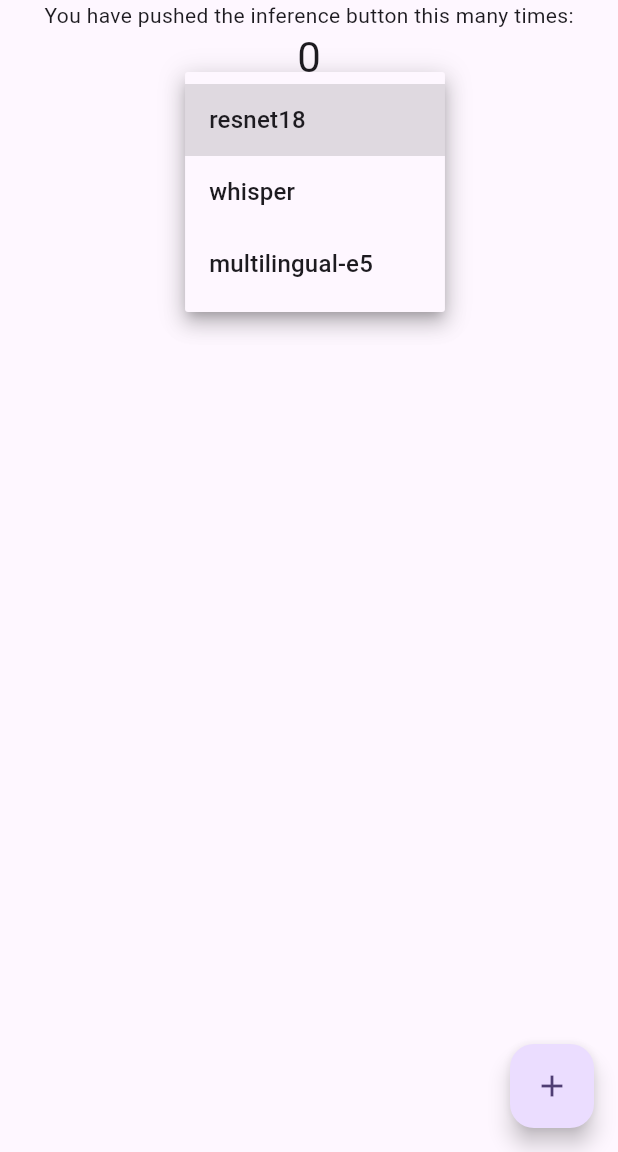
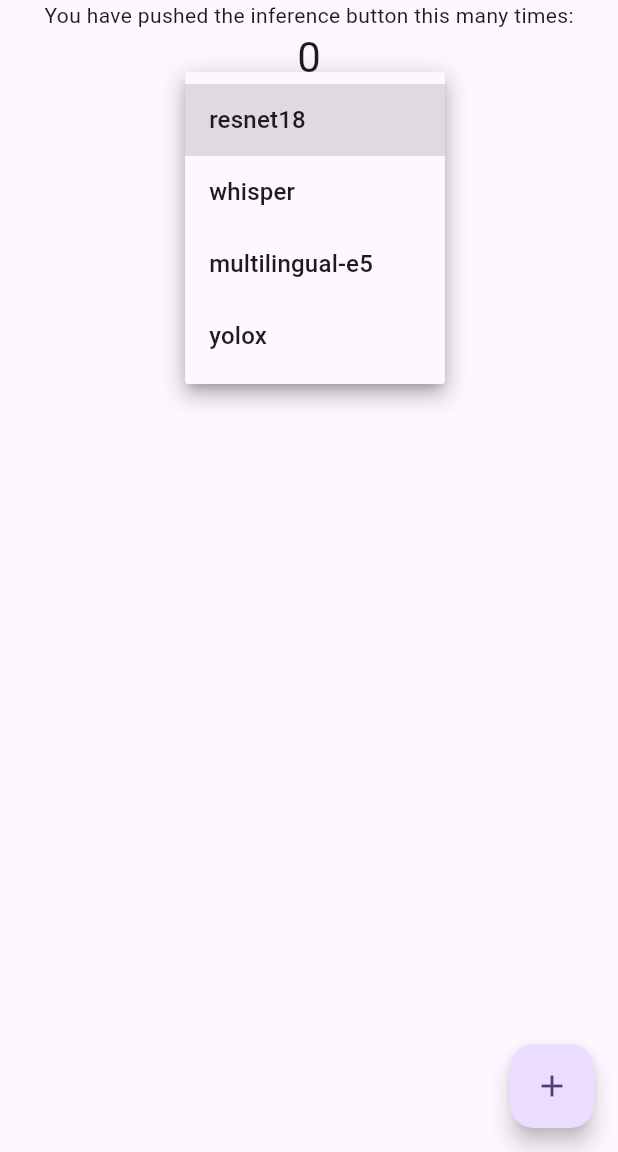
Before and after one commit to axinc-ai/ailia-models-flutter, a Flutter app: the screen it shows after launch, after a tap on "resnet18", on a phone screen of 412 x 824 dp, the part 84-1236 px from its top. Run offline on Flutter 3.47's test engine with Material 3 defaults, Android fonts, the phone set to English and light mode, and no system bars; missing offline and left inert: ailia, ailia_speech, ailia_tokenizer, wav.

Commit message:
Added yolox

```diff
--- a/lib/audio_processing/whisper.dart
+++ b/lib/audio_processing/whisper.dart
@@ -13,8 +13,8 @@ class AudioProcessingWhisper {
   void _intermediateCallback(String text){
   }
 
-  Future<String> transcribe(Wav wav, File onnx_encoder_file, File onnx_decoder_file) async{
-    _ailiaSpeechModel.create(false, false, ailia_speech_dart.AILIA_ENVIRONMENT_ID_AUTO);
+  Future<String> transcribe(Wav wav, File onnx_encoder_file, File onnx_decoder_file, int env_id) async{
+    _ailiaSpeechModel.create(false, false, env_id);
     _ailiaSpeechModel.open(onnx_encoder_file, onnx_decoder_file, null, "auto", ailia_speech_dart.AILIA_SPEECH_MODEL_TYPE_WHISPER_MULTILINGUAL_TINY);
 
     List<double> pcm = List<double>.empty(growable: true);
--- a/lib/main.dart
+++ b/lib/main.dart
@@ -1,12 +1,16 @@
+import 'package:ailia/ailia_model.dart';
+import 'package:ailia_models_flutter/object_detection/yolox.dart';
 import 'package:flutter/material.dart';
 
 // assets
 import 'package:flutter/services.dart'; //rootBundle
+import 'package:flutter/widgets.dart';
 import 'dart:async'; //Future
 import 'package:path_provider/path_provider.dart';
 import 'package:wav/wav.dart';
 import 'dart:io';
 import 'package:ailia/ailia.dart' as ailia_dart;
+import 'package:image/image.dart' as img;
 
 // image
 import 'dart:ui' as ui;
@@ -114,6 +118,9 @@ class _MyHomePageState extends State<MyHomePage> {
     case "multilingual-e5":
       _ailiaNaturalLanguageProcessingMultilingualE5();
       break;
+    case "yolox":
+      _ailiaObjectDetectionYoloX();
+      break;
     }
   }
 
@@ -152,7 +159,7 @@ class _MyHomePageState extends State<MyHomePage> {
       downloadModel("https://storage.googleapis.com/ailia-models/whisper/decoder_tiny_fix_kv_cache.opt3.onnx", "decoder_tiny_fix_kv_cache.opt3.onnx", (onnx_decoder_file) async {
         _displayDownloadEnd();
         AudioProcessingWhisper whisper = AudioProcessingWhisper();
-        String text = await whisper.transcribe(wav, onnx_encoder_file, onnx_decoder_file);
+        String text = await whisper.transcribe(wav, onnx_encoder_file, onnx_decoder_file, ailia_dart.AILIA_ENVIRONMENT_ID_AUTO);
         setState(() {
           predict_result = text;
         });
@@ -184,6 +191,42 @@ class _MyHomePageState extends State<MyHomePage> {
     });
   }
 
+  void _ailiaObjectDetectionYoloX() async{
+    // Load image
+    ByteData imData = await rootBundle.load("assets/clock.jpg");
+    loadImageFromAssets("assets/clock.jpg").then(
+      (imageAsync) {
+        image = imageAsync;
+        setState(() { // apply to ui (call build)
+          isImageloaded = true;
+        });
+
+        // Download onnx
+        _displayDownloadBegin();
+        downloadModel("https://storage.googleapis.com/ailia-models/yolox/yolox_s.opt.onnx", "yolox_s.opt.onnx", (onnx_file) {
+            _displayDownloadEnd();
+            ObjectDetectionYoloX yolox = ObjectDetectionYoloX();
+            yolox.open(onnx_file, ailia_dart.AILIA_ENVIRONMENT_ID_AUTO);
+
+            final image = img.decodeImage(imData.buffer.asUint8List())!;
+            final width = image.width;
+            final height = image.height;
+            final imageWithoutAlpha = image.convert(numChannels: 3);
+            final buffer = imageWithoutAlpha.getBytes(order: img.ChannelOrder.rgb);
+
+            String resultSubText;
+            final res = yolox.run(buffer, width, height);
+            resultSubText = res.map((e) => "x:${e.x} y:${e.y} w:${e.w} h:${e.h} p:${e.prob} label:${yolox.category[e.category]}").join("\n");
+
+            setState(() {
+              predict_result = resultSubText;
+            });
+        });
+      }
+    );
+  }
+
+
   void _incrementCounter() {
     setState(() {
       // This call to setState tells the Flutter framework that something has
@@ -213,7 +256,7 @@ class _MyHomePageState extends State<MyHomePage> {
 
   @override
   Widget build(BuildContext context) {
-    bool isImage = isSelectedItem == 'resnet18';
+    bool isImage = isSelectedItem == 'resnet18' || isSelectedItem == 'yolox';
 
     // This method is rerun every time setState is called, for instance as done
     // by the _incrementCounter method above.
@@ -274,6 +317,10 @@ class _MyHomePageState extends State<MyHomePage> {
                   child: Text('multilingual-e5'),
                   value: 'multilingual-e5',
                 ),
+                DropdownMenuItem(
+                  child: Text('yolox'),
+                  value: 'yolox',
+                ),
               ],
               //6
               onChanged: (String? value) {
--- /dev/null
+++ b/lib/object_detection/yolox.dart
@@ -0,0 +1,136 @@
+// ailia SDKとyoloxを使用して入力された画像から物体を取得する
+
+import 'dart:io';
+import 'dart:typed_data';
+import 'package:ailia/ailia_model.dart';
+
+class ObjectDetectionYoloX {
+  bool available = false;
+  bool debug = false;
+  AiliaDetectorModel? ailiaModelImage;
+
+  List<String> category = [
+    "person",
+    "bicycle",
+    "car",
+    "motorcycle",
+    "airplane",
+    "bus",
+    "train",
+    "truck",
+    "boat",
+    "traffic light",
+    "fire hydrant",
+    "stop sign",
+    "parking meter",
+    "bench",
+    "bird",
+    "cat",
+    "dog",
+    "horse",
+    "sheep",
+    "cow",
+    "elephant",
+    "bear",
+    "zebra",
+    "giraffe",
+    "backpack",
+    "umbrella",
+    "handbag",
+    "tie",
+    "suitcase",
+    "frisbee",
+    "skis",
+    "snowboard",
+    "sports ball",
+    "kite",
+    "baseball bat",
+    "baseball glove",
+    "skateboard",
+    "surfboard",
+    "tennis racket",
+    "bottle",
+    "wine glass",
+    "cup",
+    "fork",
+    "knife",
+    "spoon",
+    "bowl",
+    "banana",
+    "apple",
+    "sandwich",
+    "orange",
+    "broccoli",
+    "carrot",
+    "hot dog",
+    "pizza",
+    "donut",
+    "cake",
+    "chair",
+    "couch",
+    "potted plant",
+    "bed",
+    "dining table",
+    "toilet",
+    "tv",
+    "laptop",
+    "mouse",
+    "remote",
+    "keyboard",
+    "cell phone",
+    "microwave",
+    "oven",
+    "toaster",
+    "sink",
+    "refrigerator",
+    "book",
+    "clock",
+    "vase",
+    "scissors",
+    "teddy bear",
+    "hair drier",
+    "toothbrush"
+  ];
+
+  void open(File imageOnnxFile, int envId) {
+    if (available) {
+      return;
+    }
+
+    close(); // for reopen
+
+    ailiaModelImage = AiliaDetectorModel();
+    String onnxPath = imageOnnxFile.path;
+    ailiaModelImage!.openFile(onnxPath, envId: envId);
+
+    available = true;
+  }
+
+  void close() {
+    if (!available) {
+      return;
+    }
+
+    ailiaModelImage!.close();
+
+    available = false;
+  }
+
+  List<AiliaDetectorObject> run(
+    Uint8List data,
+    int imageWidth,
+    int imageHeight,
+  ) {
+    if (!available) {
+      throw ("Model not opened");
+    }
+
+    if (debug) {
+      print("Resize $imageWidth $imageHeight");
+    }
+
+    List<AiliaDetectorObject> ret =
+        ailiaModelImage!.run(data, imageWidth, imageHeight);
+    return ret;
+  }
+}
--- a/pubspec.yaml
+++ b/pubspec.yaml
@@ -53,6 +53,7 @@ dependencies:
 
   path_provider:
   wav:
+  image:
 
   # The following adds the Cupertino Icons font to your application.
   # Use with the CupertinoIcons class for iOS style icons.
```
Also changed, not shown: pubspec.lock, 1 other file.
